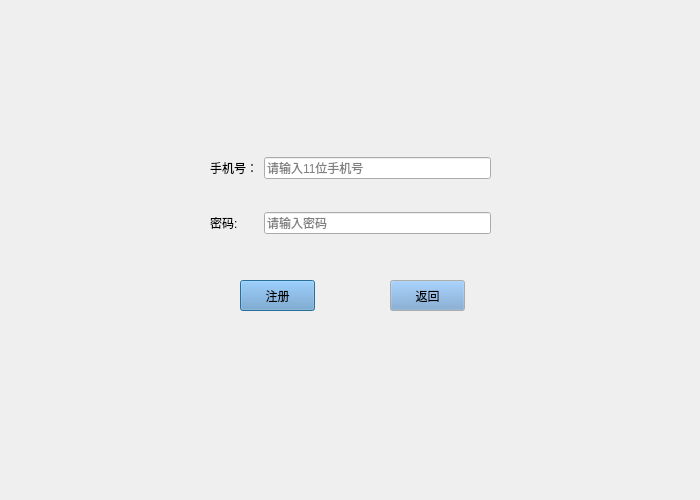
Above: beginui/logup.ui from himarsmty/c-homework before the change. Below: the same form after it.
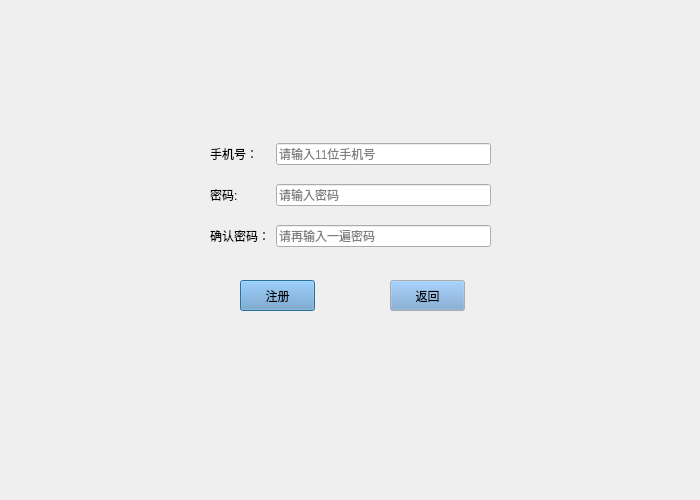
That is the form after the change. Icons and pictures are not drawn.

Commit message: modify a bug and add reinput code in registeration

What changed in the file:
```diff
--- a/beginui/logup.ui
+++ b/beginui/logup.ui
@@ -59,6 +59,23 @@
       </property>
      </widget>
     </item>
+    <item row="2" column="0">
+     <widget class="QLabel" name="label">
+      <property name="text">
+       <string>确认密码：</string>
+      </property>
+     </widget>
+    </item>
+    <item row="2" column="1">
+     <widget class="QLineEdit" name="ensure_codelineedit">
+      <property name="echoMode">
+       <enum>QLineEdit::Password</enum>
+      </property>
+      <property name="placeholderText">
+       <string>请再输入一遍密码</string>
+      </property>
+     </widget>
+    </item>
    </layout>
   </widget>
   <widget class="QPushButton" name="logupbtn">
```
The commit also changes 2 other files.
